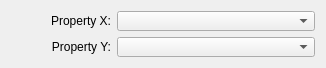
claudiobogossian/terralib5, file src/terralib/qt/widgets/charts/ui/ScatterDataWidgetForm.ui: the form before one commit.
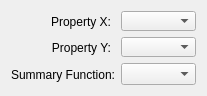
The form after the commit.

```diff
--- a/src/terralib/qt/widgets/charts/ui/ScatterDataWidgetForm.ui
+++ b/src/terralib/qt/widgets/charts/ui/ScatterDataWidgetForm.ui
@@ -6,14 +6,14 @@
    <rect>
     <x>0</x>
     <y>0</y>
-    <width>326</width>
-    <height>66</height>
+    <width>195</width>
+    <height>92</height>
    </rect>
   </property>
   <property name="windowTitle">
    <string>Form</string>
   </property>
-  <layout class="QGridLayout" name="gridLayout_2">
+  <layout class="QGridLayout" name="gridLayout_3">
    <item row="0" column="0">
     <layout class="QGridLayout" name="gridLayout">
      <item row="0" column="0">
@@ -24,6 +24,9 @@
          <height>16777215</height>
         </size>
        </property>
+       <property name="layoutDirection">
+        <enum>Qt::LeftToRight</enum>
+       </property>
        <property name="text">
         <string>Property X:</string>
        </property>
@@ -32,22 +35,6 @@
        </property>
       </widget>
      </item>
-     <item row="0" column="1">
-      <widget class="QComboBox" name="m_propertyXComboBox">
-       <property name="sizePolicy">
-        <sizepolicy hsizetype="Preferred" vsizetype="Fixed">
-         <horstretch>0</horstretch>
-         <verstretch>0</verstretch>
-        </sizepolicy>
-       </property>
-       <property name="minimumSize">
-        <size>
-         <width>75</width>
-         <height>20</height>
-        </size>
-       </property>
-      </widget>
-     </item>
      <item row="1" column="0">
       <widget class="QLabel" name="propertyYLabel">
        <property name="maximumSize">
@@ -56,6 +43,9 @@
          <height>16777215</height>
         </size>
        </property>
+       <property name="layoutDirection">
+        <enum>Qt::LeftToRight</enum>
+       </property>
        <property name="text">
         <string>Property Y:</string>
        </property>
@@ -64,7 +54,40 @@
        </property>
       </widget>
      </item>
-     <item row="1" column="1">
+     <item row="2" column="0">
+      <widget class="QLabel" name="m_summaryLabel">
+       <property name="layoutDirection">
+        <enum>Qt::LeftToRight</enum>
+       </property>
+       <property name="text">
+        <string>Summary Function:</string>
+       </property>
+       <property name="alignment">
+        <set>Qt::AlignRight|Qt::AlignTrailing|Qt::AlignVCenter</set>
+       </property>
+      </widget>
+     </item>
+    </layout>
+   </item>
+   <item row="0" column="1">
+    <layout class="QGridLayout" name="gridLayout_2">
+     <item row="0" column="0">
+      <widget class="QComboBox" name="m_propertyXComboBox">
+       <property name="sizePolicy">
+        <sizepolicy hsizetype="Preferred" vsizetype="Fixed">
+         <horstretch>0</horstretch>
+         <verstretch>0</verstretch>
+        </sizepolicy>
+       </property>
+       <property name="minimumSize">
+        <size>
+         <width>75</width>
+         <height>20</height>
+        </size>
+       </property>
+      </widget>
+     </item>
+     <item row="1" column="0">
       <widget class="QComboBox" name="m_propertyYComboBox">
        <property name="sizePolicy">
         <sizepolicy hsizetype="Preferred" vsizetype="Fixed">
@@ -80,6 +103,9 @@
        </property>
       </widget>
      </item>
+     <item row="2" column="0">
+      <widget class="QComboBox" name="m_summaryComboBox"/>
+     </item>
     </layout>
    </item>
   </layout>
```
